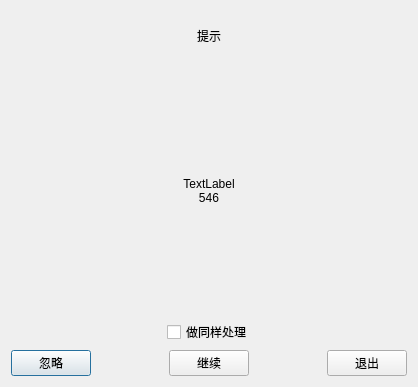
Before: the Qt Designer form src/Contorl/HintDailog.ui in BeQuiet1228/FreeCAD, drawn with Qt 5.
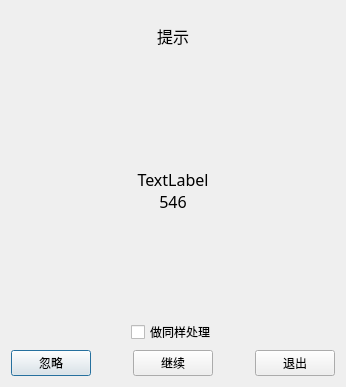
After: the same form once the commit is applied.

```diff
--- a/src/Contorl/HintDailog.ui
+++ b/src/Contorl/HintDailog.ui
@@ -6,7 +6,7 @@
    <rect>
     <x>0</x>
     <y>0</y>
-    <width>418</width>
+    <width>346</width>
     <height>387</height>
    </rect>
   </property>
@@ -19,6 +19,15 @@
   <layout class="QVBoxLayout" name="verticalLayout" stretch="1,5,1,1">
    <item>
     <widget class="QLabel" name="labelTitle">
+     <property name="font">
+      <font>
+       <family>微软雅黑</family>
+       <pointsize>12</pointsize>
+       <weight>50</weight>
+       <italic>false</italic>
+       <bold>false</bold>
+      </font>
+     </property>
      <property name="text">
       <string>提示</string>
      </property>
@@ -29,6 +38,15 @@
    </item>
    <item>
     <widget class="QLabel" name="labelContent">
+     <property name="font">
+      <font>
+       <family>微软雅黑</family>
+       <pointsize>12</pointsize>
+       <weight>50</weight>
+       <italic>false</italic>
+       <bold>false</bold>
+      </font>
+     </property>
      <property name="text">
       <string>TextLabel
 546</string>
```
Left out of the diff: 2 changed lines with no effect on the pictures.
